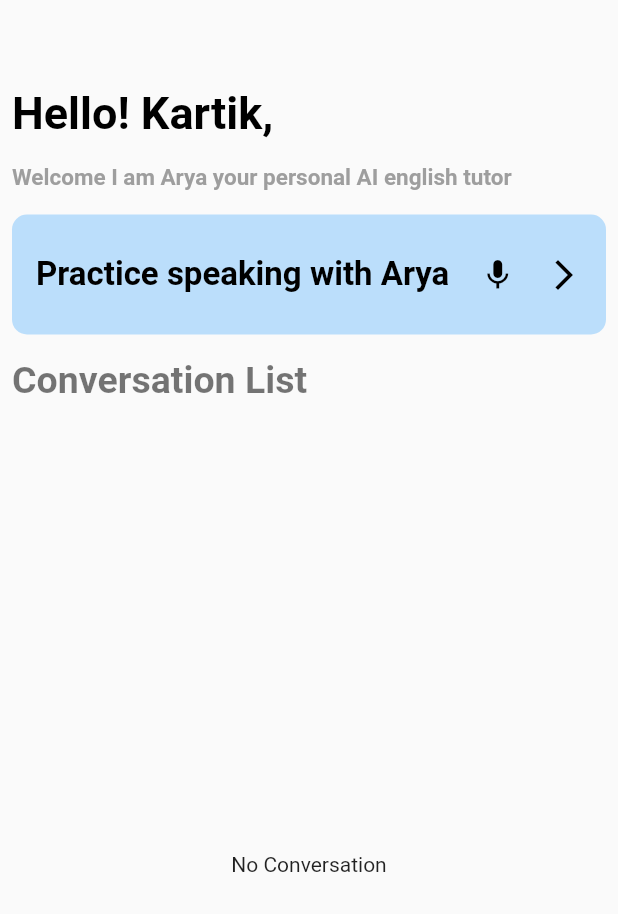
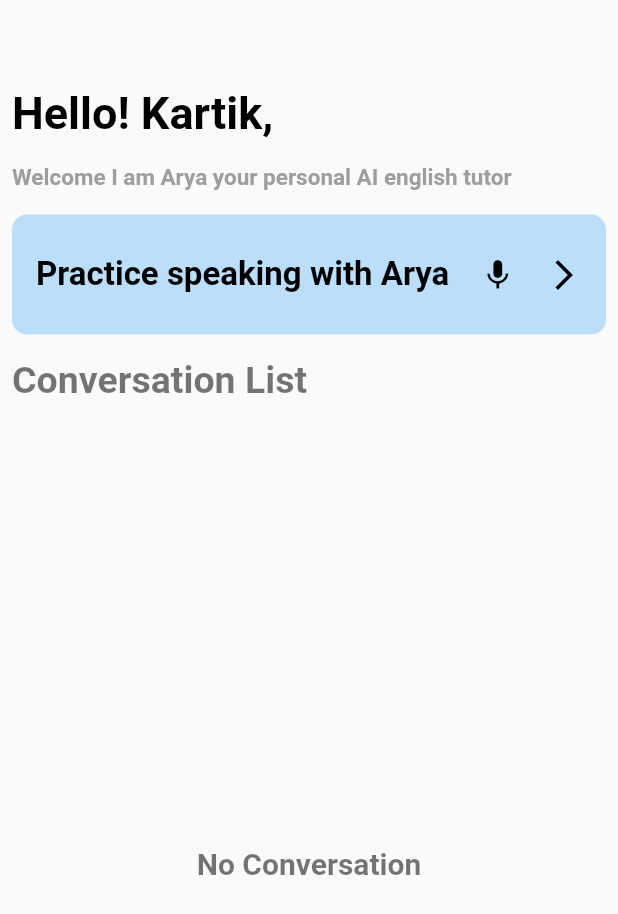
Before and after one commit to kartikg308/ninjastudy, a Flutter app: the screen it shows after launch, on a phone screen of 412 x 824 dp. Shown: the top 914 px of the screen. Run offline on Flutter 3.47's test engine with Material 2 defaults, Android fonts, the phone set to English and light mode, and no system bars; our stand-ins replace chat_bubbles, flutter_tts, get, speech_to_text.

Commit message:
made some changes to ui and bug fixes

```diff
--- a/lib/chat.dart
+++ b/lib/chat.dart
@@ -10,6 +10,8 @@ import 'package:speech_to_text/speech_recognition_error.dart';
 import 'package:speech_to_text/speech_recognition_result.dart';
 import 'package:speech_to_text/speech_to_text.dart';
 import 'package:http/http.dart' as http;
+
+import 'main.dart';
 
 List chatHistory = [];
 
@@ -141,8 +143,8 @@ class _ChattingState extends State<Chatting> {
         if (widget.isNew) {
           chatHistory.add(chat);
         }
+        Get.back();
         setState(() {});
-        Get.offAndToNamed('/Home');
         return Future.value(true);
       },
       child: Scaffold(
@@ -152,7 +154,8 @@ class _ChattingState extends State<Chatting> {
           centerTitle: true,
           elevation: 0,
         ),
-        body: SizedBox(
+        body: chat.isNotEmpty
+            ? SizedBox(
                 height: MediaQuery.of(context).size.height - 150,
                 child: ListView.builder(
                   controller: _scrollController,
@@ -172,21 +175,24 @@ class _ChattingState extends State<Chatting> {
                           isSender: true,
                           color: const Color(0xFF1B97F3),
                           tail: false,
-                    textStyle:
-                        const TextStyle(color: Colors.white, fontSize: 16),
+                          textStyle: const TextStyle(
+                              color: Colors.white, fontSize: 16),
                         ),
                         BubbleSpecialThree(
                           text: chat[index]["bot"],
                           isSender: false,
                           color: Colors.blueGrey,
                           tail: false,
-                    textStyle:
-                        const TextStyle(color: Colors.white, fontSize: 16),
+                          textStyle: const TextStyle(
+                              color: Colors.white, fontSize: 16),
                         ),
                       ],
                     );
                   },
                 ),
+              )
+            : const Center(
+                child: CircularProgressIndicator(),
               ),
         floatingActionButton: SpeechControlWidget(
           _hasSpeech,
--- a/lib/main.dart
+++ b/lib/main.dart
@@ -1,3 +1,5 @@
+import 'dart:async';
+
 import 'package:flutter/material.dart';
 import 'package:get/get.dart';
 import 'package:ninjastudy/chat.dart';
@@ -9,9 +11,29 @@ class Home extends StatelessWidget {
 
   @override
   Widget build(BuildContext context) {
-    return GetMaterialApp(
+    return const GetMaterialApp(
       debugShowCheckedModeBanner: false,
-      home: Scaffold(
+      home: HomeWidget(),
+    );
+  }
+}
+
+class HomeWidget extends StatefulWidget {
+  const HomeWidget({
+    Key? key,
+  }) : super(key: key);
+
+  @override
+  State<HomeWidget> createState() => _HomeWidgetState();
+}
+
+class _HomeWidgetState extends State<HomeWidget> {
+  @override
+  Widget build(BuildContext context) {
+    Timer.periodic(const Duration(seconds: 2), (t) {
+      setState(() {});
+    });
+    return Scaffold(
       body: SingleChildScrollView(
         child: Column(
           crossAxisAlignment: CrossAxisAlignment.start,
@@ -58,11 +80,17 @@ class Home extends StatelessWidget {
               child: chatHistory.isNotEmpty
                   ? const ConversationList()
                   : const Center(
-                        child: Text("No Conversation"),
+                      child: Text(
+                        "No Conversation",
+                        style: TextStyle(
+                          fontWeight: FontWeight.bold,
+                          fontSize: 20,
+                          color: Colors.black54,
+                        ),
+                      ),
                     ),
             ),
           ],
-          ),
         ),
       ),
     );
```
Lines whose indentation alone changed are shown as unchanged.
